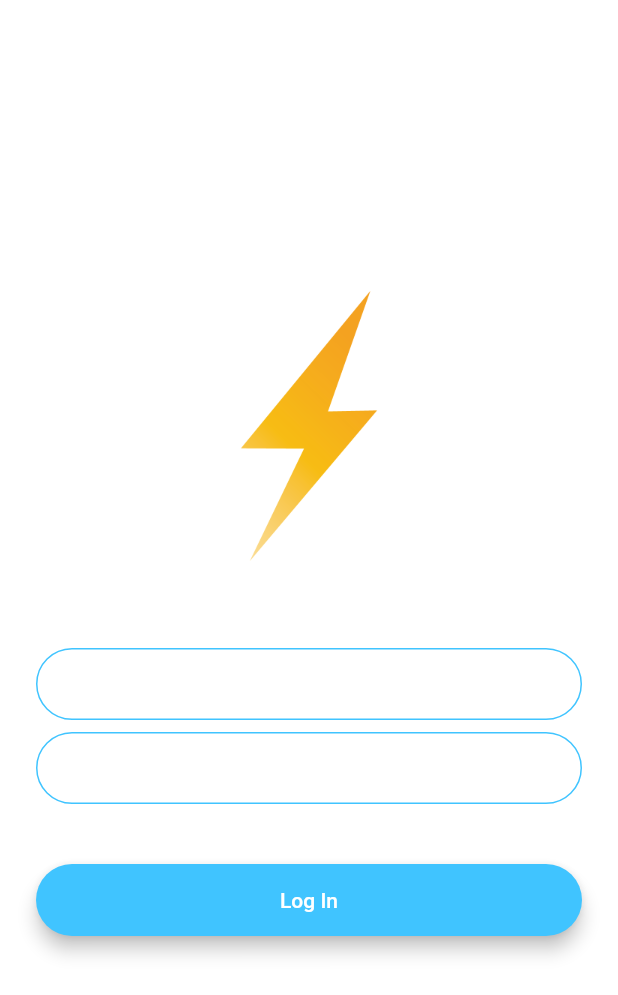
After one commit to Fakorede/flutter-flash-chat, a Flutter app: the LoginScreen screen opened directly, on a phone screen of 412 x 824 dp. The commit adds this screen. Shown: the top 995 px of the screen. Run offline on Flutter 3.47's test engine with Material 2 defaults, Android fonts, the phone set to English and light mode, and no system bars.

Commit message:
login, registration and chat screens

```diff
--- a/lib/main.dart
+++ b/lib/main.dart
@@ -1,5 +1,8 @@
 import 'package:flutter/material.dart';
 import 'package:flash_chat/screens/welcome_screen.dart';
+import 'package:flash_chat/screens/login_screen.dart';
+import 'package:flash_chat/screens/registration_screen.dart';
+import 'package:flash_chat/screens/chat_screen.dart';
 
 void main() => runApp(FlashChat());
 
@@ -15,6 +18,7 @@ class FlashChat extends StatelessWidget {
         ),
       ),
       home: WelcomeScreen(),
+      debugShowCheckedModeBanner: false,
     );
   }
 }
--- /dev/null
+++ b/lib/screens/login_screen.dart
@@ -0,0 +1,101 @@
+import 'package:flutter/material.dart';
+
+class LoginScreen extends StatefulWidget {
+  @override
+  _LoginScreenState createState() => _LoginScreenState();
+}
+
+class _LoginScreenState extends State<LoginScreen> {
+  @override
+  Widget build(BuildContext context) {
+    return Scaffold(
+      backgroundColor: Colors.white,
+      body: Padding(
+        padding: EdgeInsets.symmetric(horizontal: 24.0),
+        child: Column(
+          mainAxisAlignment: MainAxisAlignment.center,
+          crossAxisAlignment: CrossAxisAlignment.stretch,
+          children: <Widget>[
+            Container(
+              height: 200.0,
+              child: Image.asset('images/logo.png'),
+            ),
+            SizedBox(
+              height: 48.0,
+            ),
+            TextField(
+              onChanged: (value) {
+                //Do something with the user input.
+              },
+              decoration: InputDecoration(
+                hintText: 'Enter your email',
+                contentPadding:
+                    EdgeInsets.symmetric(vertical: 10.0, horizontal: 20.0),
+                border: OutlineInputBorder(
+                  borderRadius: BorderRadius.all(Radius.circular(32.0)),
+                ),
+                enabledBorder: OutlineInputBorder(
+                  borderSide:
+                      BorderSide(color: Colors.lightBlueAccent, width: 1.0),
+                  borderRadius: BorderRadius.all(Radius.circular(32.0)),
+                ),
+                focusedBorder: OutlineInputBorder(
+                  borderSide:
+                      BorderSide(color: Colors.lightBlueAccent, width: 2.0),
+                  borderRadius: BorderRadius.all(Radius.circular(32.0)),
+                ),
+              ),
+            ),
+            SizedBox(
+              height: 8.0,
+            ),
+            TextField(
+              onChanged: (value) {
+                //Do something with the user input.
+              },
+              decoration: InputDecoration(
+                hintText: 'Enter your password.',
+                contentPadding:
+                    EdgeInsets.symmetric(vertical: 10.0, horizontal: 20.0),
+                border: OutlineInputBorder(
+                  borderRadius: BorderRadius.all(Radius.circular(32.0)),
+                ),
+                enabledBorder: OutlineInputBorder(
+                  borderSide:
+                      BorderSide(color: Colors.lightBlueAccent, width: 1.0),
+                  borderRadius: BorderRadius.all(Radius.circular(32.0)),
+                ),
+                focusedBorder: OutlineInputBorder(
+                  borderSide:
+                      BorderSide(color: Colors.lightBlueAccent, width: 2.0),
+                  borderRadius: BorderRadius.all(Radius.circular(32.0)),
+                ),
+              ),
+            ),
+            SizedBox(
+              height: 24.0,
+            ),
+            Padding(
+              padding: EdgeInsets.symmetric(vertical: 16.0),
+              child: Material(
+                color: Colors.lightBlueAccent,
+                borderRadius: BorderRadius.all(Radius.circular(30.0)),
+                elevation: 5.0,
+                child: MaterialButton(
+                  onPressed: () {
+                    //Implement login functionality.
+                  },
+                  minWidth: 200.0,
+                  height: 42.0,
+                  child: Text(
+                    'Log In',
+                  ),
+                ),
+              ),
+            ),
+          ],
+        ),
+      ),
+    );
+  }
+}
```
Also changed, not shown: lib/constants.dart (added, +19 -0 lines), lib/screens/chat_screen.dart (added, +60 -0 lines), lib/screens/registration_screen.dart (added, +98 -0 lines).
